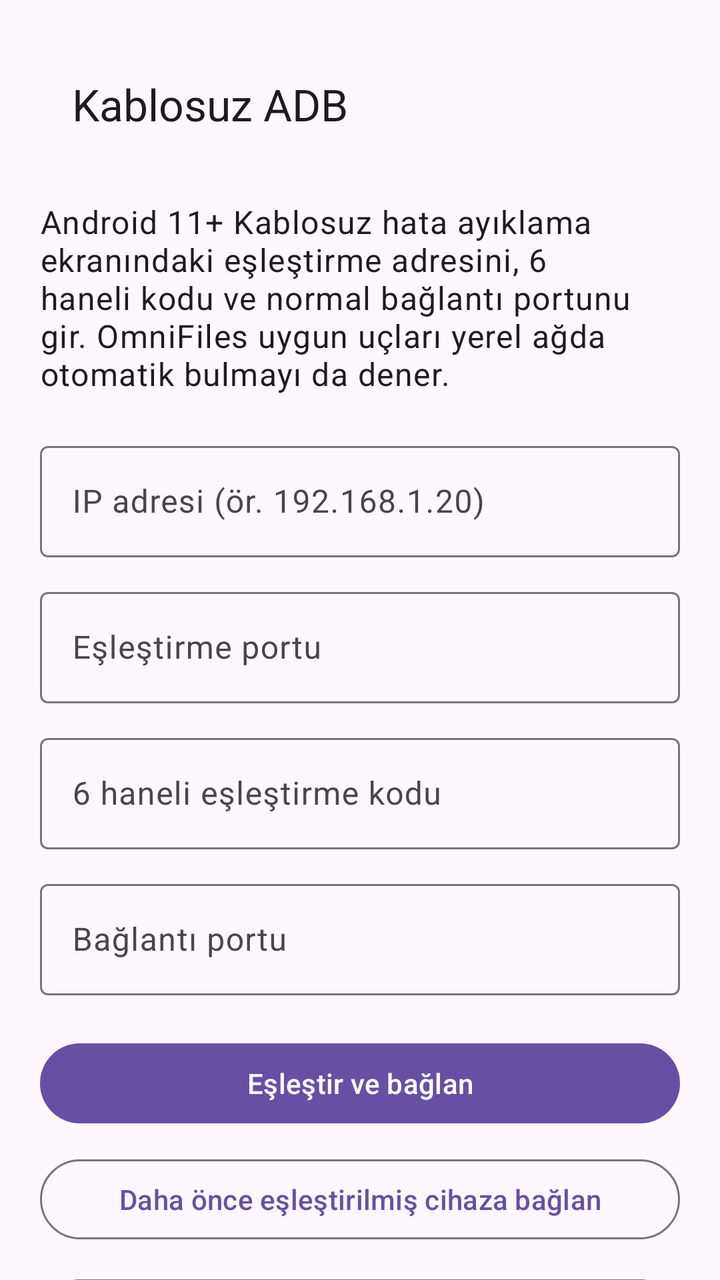
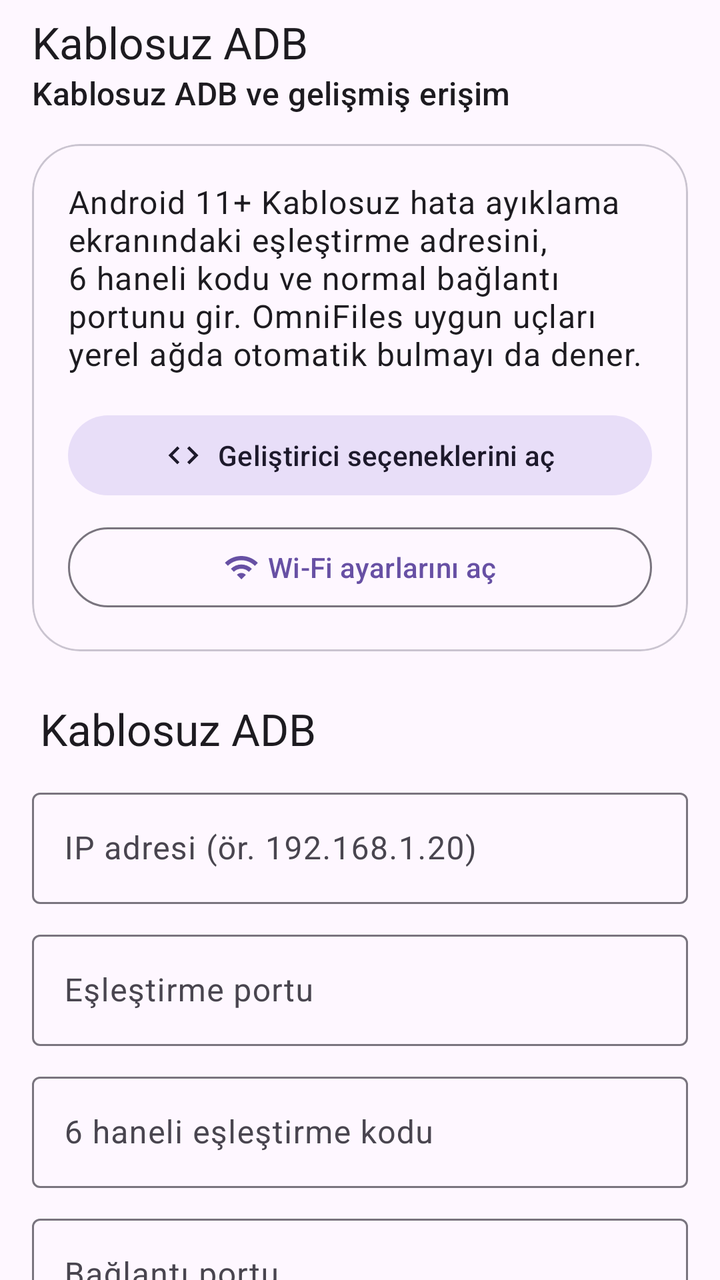

The first picture is an Android layout as it rendered before a commit; the second is the same layout after the commit. The layout source and the unified diff follow.
<!-- AndroidManifest.xml: application theme Theme.OmniFiles -->
<!-- res/layout/activity_adb_pairing.xml -->
<?xml version="1.0" encoding="utf-8"?>
<androidx.core.widget.NestedScrollView xmlns:android="http://schemas.android.com/apk/res/android"
    xmlns:app="http://schemas.android.com/apk/res-auto"
    android:id="@+id/root"
    android:layout_width="match_parent"
    android:layout_height="match_parent"
    android:clipToPadding="false">

    <LinearLayout
        android:layout_width="match_parent"
        android:layout_height="wrap_content"
        android:orientation="vertical"
        android:padding="20dp">

        <com.google.android.material.appbar.MaterialToolbar
            android:id="@+id/toolbar"
            android:layout_width="match_parent"
            android:layout_height="wrap_content"
            app:title="@string/adb_title" />

        <TextView
            android:layout_width="match_parent"
            android:layout_height="wrap_content"
            android:layout_marginTop="16dp"
            android:text="@string/adb_help"
            android:textAppearance="?attr/textAppearanceBodyLarge" />

        <com.google.android.material.textfield.TextInputLayout
            android:layout_width="match_parent"
            android:layout_height="wrap_content"
            android:layout_marginTop="20dp"
            android:hint="@string/host_hint">
            <com.google.android.material.textfield.TextInputEditText
                android:id="@+id/hostInput"
                android:layout_width="match_parent"
                android:layout_height="wrap_content"
                android:inputType="textUri" />
        </com.google.android.material.textfield.TextInputLayout>

        <com.google.android.material.textfield.TextInputLayout
            android:layout_width="match_parent"
            android:layout_height="wrap_content"
            android:layout_marginTop="12dp"
            android:hint="@string/pair_port_hint">
            <com.google.android.material.textfield.TextInputEditText
                android:id="@+id/pairPortInput"
                android:layout_width="match_parent"
                android:layout_height="wrap_content"
                android:inputType="number" />
        </com.google.android.material.textfield.TextInputLayout>

        <com.google.android.material.textfield.TextInputLayout
            android:layout_width="match_parent"
            android:layout_height="wrap_content"
            android:layout_marginTop="12dp"
            android:hint="@string/pair_code_hint">
            <com.google.android.material.textfield.TextInputEditText
                android:id="@+id/codeInput"
                android:layout_width="match_parent"
                android:layout_height="wrap_content"
                android:inputType="numberPassword"
                android:maxLength="6" />
        </com.google.android.material.textfield.TextInputLayout>

        <com.google.android.material.textfield.TextInputLayout
            android:layout_width="match_parent"
            android:layout_height="wrap_content"
            android:layout_marginTop="12dp"
            android:hint="@string/connect_port_hint">
            <com.google.android.material.textfield.TextInputEditText
                android:id="@+id/connectPortInput"
                android:layout_width="match_parent"
                android:layout_height="wrap_content"
                android:inputType="number" />
        </com.google.android.material.textfield.TextInputLayout>

        <com.google.android.material.button.MaterialButton
            android:id="@+id/pairButton"
            android:layout_width="match_parent"
            android:layout_height="wrap_content"
            android:layout_marginTop="20dp"
            android:text="@string/pair_and_connect" />

        <com.google.android.material.button.MaterialButton
            android:id="@+id/connectButton"
            style="@style/Widget.Material3.Button.OutlinedButton"
            android:layout_width="match_parent"
            android:layout_height="wrap_content"
            android:layout_marginTop="10dp"
            android:text="@string/connect_only" />

        <com.google.android.material.button.MaterialButton
            android:id="@+id/settingsButton"
            style="@style/Widget.Material3.Button.OutlinedButton"
            android:layout_width="match_parent"
            android:layout_height="wrap_content"
            android:layout_marginTop="12dp"
            android:text="@string/open_developer_settings" />

        <TextView
            android:id="@+id/resultText"
            android:layout_width="match_parent"
            android:layout_height="wrap_content"
            android:layout_marginTop="16dp"
            android:textAppearance="?attr/textAppearanceBodyMedium" />
    </LinearLayout>
</androidx.core.widget.NestedScrollView>
<!-- resources referenced by this layout -->
<resources>
  <string name="adb_help">Android 11+ Kablosuz hata ayıklama ekranındaki eşleştirme adresini, 6 haneli kodu ve normal bağlantı portunu gir. OmniFiles uygun uçları yerel ağda otomatik bulmayı da dener.</string>
  <string name="adb_title">Kablosuz ADB</string>
  <string name="connect_only">Daha önce eşleştirilmiş cihaza bağlan</string>
  <string name="connect_port_hint">Bağlantı portu</string>
  <string name="host_hint">IP adresi (ör. 192.168.1.20)</string>
  <string name="open_developer_settings">Geliştirici seçeneklerini aç</string>
  <string name="pair_and_connect">Eşleştir ve bağlan</string>
  <string name="pair_code_hint">6 haneli eşleştirme kodu</string>
  <string name="pair_port_hint">Eşleştirme portu</string>
  <style name="Theme.OmniFiles" parent="Theme.Material3.DayNight.NoActionBar">
          <item name="android:windowActionModeOverlay">true</item>
          <item name="android:windowLightStatusBar" tools:targetApi="m">?attr/isLightTheme</item>
          <item name="android:navigationBarColor">@android:color/transparent</item>
          <item name="android:statusBarColor">@android:color/transparent</item>
      </style>
</resources>

<!-- the commit's change to res/layout/activity_adb_pairing.xml (unified diff, before → after) -->
@@ -1,107 +1,174 @@
 <?xml version="1.0" encoding="utf-8"?>
-<androidx.core.widget.NestedScrollView xmlns:android="http://schemas.android.com/apk/res/android"
+<LinearLayout xmlns:android="http://schemas.android.com/apk/res/android"
     xmlns:app="http://schemas.android.com/apk/res-auto"
     android:id="@+id/root"
     android:layout_width="match_parent"
     android:layout_height="match_parent"
-    android:clipToPadding="false">
+    android:orientation="vertical">
 
-    <LinearLayout
+    <com.google.android.material.appbar.MaterialToolbar
+        android:id="@+id/toolbar"
         android:layout_width="match_parent"
         android:layout_height="wrap_content"
-        android:orientation="vertical"
-        android:padding="20dp">
+        app:subtitle="@string/settings_adb_tools"
+        app:title="@string/adb_title" />
 
-        <com.google.android.material.appbar.MaterialToolbar
-            android:id="@+id/toolbar"
+    <androidx.core.widget.NestedScrollView
+        android:layout_width="match_parent"
+        android:layout_height="0dp"
+        android:layout_weight="1"
+        android:clipToPadding="false">
+
+        <LinearLayout
             android:layout_width="match_parent"
             android:layout_height="wrap_content"
-            app:title="@string/adb_title" />
+            android:orientation="vertical"
+            android:paddingStart="16dp"
+            android:paddingTop="8dp"
+            android:paddingEnd="16dp"
+            android:paddingBottom="32dp">
 
-        <TextView
-            android:layout_width="match_parent"
-            android:layout_height="wrap_content"
-            android:layout_marginTop="16dp"
-            android:text="@string/adb_help"
-            android:textAppearance="?attr/textAppearanceBodyLarge" />
-
-        <com.google.android.material.textfield.TextInputLayout
-            android:layout_width="match_parent"
-            android:layout_height="wrap_content"
-            android:layout_marginTop="20dp"
-            android:hint="@string/host_hint">
-            <com.google.android.material.textfield.TextInputEditText
-                android:id="@+id/hostInput"
+            <com.google.android.material.card.MaterialCardView
                 android:layout_width="match_parent"
                 android:layout_height="wrap_content"
-                android:inputType="textUri" />
-        </com.google.android.material.textfield.TextInputLayout>
+                app:cardCornerRadius="24dp"
+                app:cardElevation="0dp"
+                app:strokeWidth="1dp">
 
-        <com.google.android.material.textfield.TextInputLayout
-            android:layout_width="match_parent"
-            android:layout_height="wrap_content"
-            android:layout_marginTop="12dp"
-            android:hint="@string/pair_port_hint">
-            <com.google.android.material.textfield.TextInputEditText
-                android:id="@+id/pairPortInput"
+                <LinearLayout
+                    android:layout_width="match_parent"
+                    android:layout_height="wrap_content"
+                    android:orientation="vertical"
+                    android:padding="18dp">
+
+                    <TextView
+                        android:layout_width="match_parent"
+                        android:layout_height="wrap_content"
+                        android:text="@string/adb_help"
+                        android:textAppearance="?attr/textAppearanceBodyLarge" />
+
+                    <com.google.android.material.button.MaterialButton
+                        android:id="@+id/settingsButton"
+                        style="@style/Widget.Material3.Button.TonalButton"
+                        android:layout_width="match_parent"
+                        android:layout_height="wrap_content"
+                        android:layout_marginTop="16dp"
+                        android:text="@string/settings_developer_open"
+                        app:icon="@drawable/ic_code_24"
+                        app:iconGravity="textStart" />
+
+                    <com.google.android.material.button.MaterialButton
+                        android:id="@+id/wifiSettingsButton"
+                        style="@style/Widget.Material3.Button.OutlinedButton"
+                        android:layout_width="match_parent"
+                        android:layout_height="wrap_content"
+                        android:layout_marginTop="8dp"
+                        android:text="@string/settings_wifi_open"
+                        app:icon="@drawable/ic_wifi_24"
+                        app:iconGravity="textStart" />
+                </LinearLayout>
+            </com.google.android.material.card.MaterialCardView>
+
+            <TextView
                 android:layout_width="match_parent"
                 android:layout_height="wrap_content"
-                android:inputType="number" />
-        </com.google.android.material.textfield.TextInputLayout>
+                android:layout_marginTop="24dp"
+                android:paddingStart="4dp"
+                android:text="@string/wireless_debugging"
+                android:textAppearance="?attr/textAppearanceTitleLarge" />
 
-        <com.google.android.material.textfield.TextInputLayout
-            android:layout_width="match_parent"
-            android:layout_height="wrap_content"
-            android:layout_marginTop="12dp"
-            android:hint="@string/pair_code_hint">
-            <com.google.android.material.textfield.TextInputEditText
-                android:id="@+id/codeInput"
+            <com.google.android.material.textfield.TextInputLayout
                 android:layout_width="match_parent"
                 android:layout_height="wrap_content"
-                android:inputType="numberPassword"
-                android:maxLength="6" />
-        </com.google.android.material.textfield.TextInputLayout>
+                android:layout_marginTop="12dp"
+                android:hint="@string/host_hint">
 
-        <com.google.android.material.textfield.TextInputLayout
-            android:layout_width="match_parent"
-            android:layout_height="wrap_content"
-            android:layout_marginTop="12dp"
-            android:hint="@string/connect_port_hint">
-            <com.google.android.material.textfield.TextInputEditText
-                android:id="@+id/connectPortInput"
+                <com.google.android.material.textfield.TextInputEditText
+                    android:id="@+id/hostInput"
+                    android:layout_width="match_parent"
+                    android:layout_height="wrap_content"
+                    android:imeOptions="actionNext"
+                    android:inputType="textUri"
+                    android:maxLines="1" />
+            </com.google.android.material.textfield.TextInputLayout>
+
+            <com.google.android.material.textfield.TextInputLayout
                 android:layout_width="match_parent"
                 android:layout_height="wrap_content"
-                android:inputType="number" />
-        </com.google.android.material.textfield.TextInputLayout>
+                android:layout_marginTop="10dp"
+                android:hint="@string/pair_port_hint">
 
-        <com.google.android.material.button.MaterialButton
-            android:id="@+id/pairButton"
-            android:layout_width="match_parent"
-            android:layout_height="wrap_content"
-            android:layout_marginTop="20dp"
-            android:text="@string/pair_and_connect" />
+                <com.google.android.material.textfield.TextInputEditText
+                    android:id="@+id/pairPortInput"
+                    android:layout_width="match_parent"
+                    android:layout_height="wrap_content"
+                    android:imeOptions="actionNext"
+                    android:inputType="number"
+                    android:maxLines="1" />
+            </com.google.android.material.textfield.TextInputLayout>
 
-        <com.google.android.material.button.MaterialButton
-            android:id="@+id/connectButton"
-            style="@style/Widget.Material3.Button.OutlinedButton"
-            android:layout_width="match_parent"
-            android:layout_height="wrap_content"
-            android:layout_marginTop="10dp"
-            android:text="@string/connect_only" />
+            <com.google.android.material.textfield.TextInputLayout
+                android:layout_width="match_parent"
+                android:layout_height="wrap_content"
+                android:layout_marginTop="10dp"
+                android:hint="@string/pair_code_hint">
 
-        <com.google.android.material.button.MaterialButton
-            android:id="@+id/settingsButton"
-            style="@style/Widget.Material3.Button.OutlinedButton"
-            android:layout_width="match_parent"
-            android:layout_height="wrap_content"
-            android:layout_marginTop="12dp"
-            android:text="@string/open_developer_settings" />
+                <com.google.android.material.textfield.TextInputEditText
+                    android:id="@+id/codeInput"
+                    android:layout_width="match_parent"
+                    android:layout_height="wrap_content"
+                    android:imeOptions="actionNext"
+                    android:inputType="numberPassword"
+                    android:maxLength="6"
+                    android:maxLines="1" />
+            </com.google.android.material.textfield.TextInputLayout>
 
-        <TextView
-            android:id="@+id/resultText"
-            android:layout_width="match_parent"
-            android:layout_height="wrap_content"
-            android:layout_marginTop="16dp"
-            android:textAppearance="?attr/textAppearanceBodyMedium" />
-    </LinearLayout>
-</androidx.core.widget.NestedScrollView>
+            <com.google.android.material.textfield.TextInputLayout
+                android:layout_width="match_parent"
+                android:layout_height="wrap_content"
+                android:layout_marginTop="10dp"
+                android:hint="@string/connect_port_hint">
+
+                <com.google.android.material.textfield.TextInputEditText
+                    android:id="@+id/connectPortInput"
+                    android:layout_width="match_parent"
+                    android:layout_height="wrap_content"
+                    android:imeOptions="actionDone"
+                    android:inputType="number"
+                    android:maxLines="1" />
+            </com.google.android.material.textfield.TextInputLayout>
+
+            <com.google.android.material.button.MaterialButton
+                android:id="@+id/pairButton"
+                android:layout_width="match_parent"
+                android:layout_height="wrap_content"
+                android:layout_marginTop="18dp"
+                android:text="@string/pair_and_connect" />
+
+            <com.google.android.material.button.MaterialButton
+                android:id="@+id/connectButton"
+                style="@style/Widget.Material3.Button.OutlinedButton"
+                android:layout_width="match_parent"
+                android:layout_height="wrap_content"
+                android:layout_marginTop="8dp"
+                android:text="@string/connect_only" />
+
+            <com.google.android.material.card.MaterialCardView
+                android:layout_width="match_parent"
+                android:layout_height="wrap_content"
+                android:layout_marginTop="16dp"
+                app:cardCornerRadius="20dp"
+                app:cardElevation="0dp"
+                app:strokeWidth="1dp">
+
+                <TextView
+                    android:id="@+id/resultText"
+                    android:layout_width="match_parent"
+                    android:layout_height="wrap_content"
+                    android:minHeight="64dp"
+                    android:padding="16dp"
+                    android:textAppearance="?attr/textAppearanceBodyMedium" />
+            </com.google.android.material.card.MaterialCardView>
+        </LinearLayout>
+    </androidx.core.widget.NestedScrollView>
+</LinearLayout>
<!-- resource entries referenced after the edit -->
@@ -1,14 +1,41 @@
 <!-- resources referenced by this layout -->
 <resources>
+  <!-- drawable ic_code_24 (drawable) -->
+  <?xml version="1.0" encoding="utf-8"?>
+  <vector xmlns:android="http://schemas.android.com/apk/res/android"
+      android:width="24dp"
+      android:height="24dp"
+      android:viewportWidth="24"
+      android:viewportHeight="24"
+      android:tint="?attr/colorControlNormal">
+      <path
+          android:fillColor="@android:color/white"
+          android:pathData="M9.4,16.6L4.8,12l4.6,-4.6L8,6l-6,6 6,6 1.4,-1.4zm5.2,0L19.2,12l-4.6,-4.6L16,6l6,6 -6,6 -1.4,-1.4z" />
+  </vector>
+  <!-- drawable ic_wifi_24 (drawable) -->
+  <?xml version="1.0" encoding="utf-8"?>
+  <vector xmlns:android="http://schemas.android.com/apk/res/android"
+      android:width="24dp"
+      android:height="24dp"
+      android:viewportWidth="24"
+      android:viewportHeight="24"
+      android:tint="?attr/colorControlNormal">
+      <path
+          android:fillColor="@android:color/white"
+          android:pathData="M1,9l2,2c4.97,-4.97 13.03,-4.97 18,0l2,-2C16.93,2.93 7.07,2.93 1,9zm4,4l2,2c2.76,-2.76 7.24,-2.76 10,0l2,-2c-3.87,-3.87 -10.13,-3.87 -14,0zm4,4l3,3 3,-3c-1.66,-1.66 -4.34,-1.66 -6,0z" />
+  </vector>
   <string name="adb_help">Android 11+ Kablosuz hata ayıklama ekranındaki eşleştirme adresini, 6 haneli kodu ve normal bağlantı portunu gir. OmniFiles uygun uçları yerel ağda otomatik bulmayı da dener.</string>
   <string name="adb_title">Kablosuz ADB</string>
   <string name="connect_only">Daha önce eşleştirilmiş cihaza bağlan</string>
   <string name="connect_port_hint">Bağlantı portu</string>
   <string name="host_hint">IP adresi (ör. 192.168.1.20)</string>
-  <string name="open_developer_settings">Geliştirici seçeneklerini aç</string>
   <string name="pair_and_connect">Eşleştir ve bağlan</string>
   <string name="pair_code_hint">6 haneli eşleştirme kodu</string>
   <string name="pair_port_hint">Eşleştirme portu</string>
+  <string name="settings_adb_tools">Kablosuz ADB ve gelişmiş erişim</string>
+  <string name="settings_developer_open">Geliştirici seçeneklerini aç</string>
+  <string name="settings_wifi_open">Wi‑Fi ayarlarını aç</string>
+  <string name="wireless_debugging">Kablosuz ADB</string>
   <style name="Theme.OmniFiles" parent="Theme.Material3.DayNight.NoActionBar">
           <item name="android:windowActionModeOverlay">true</item>
           <item name="android:windowLightStatusBar" tools:targetApi="m">?attr/isLightTheme</item>
